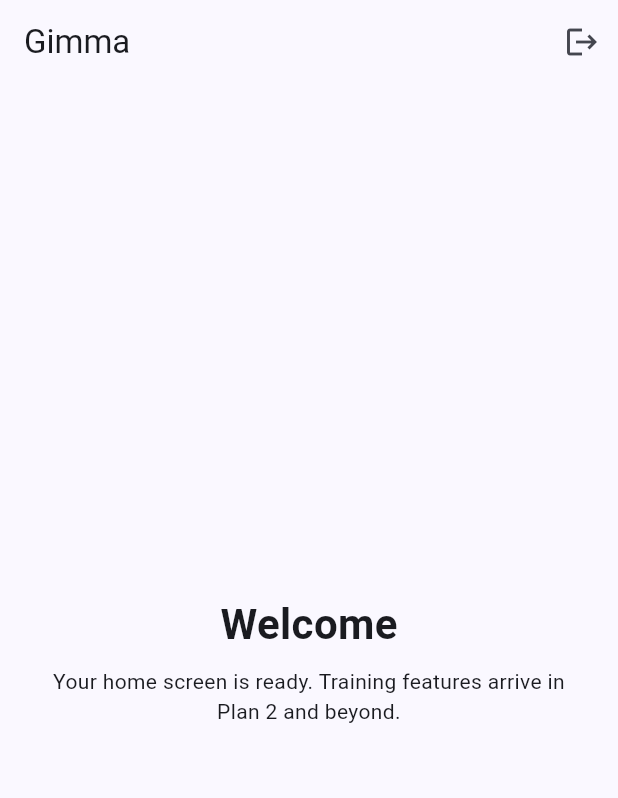
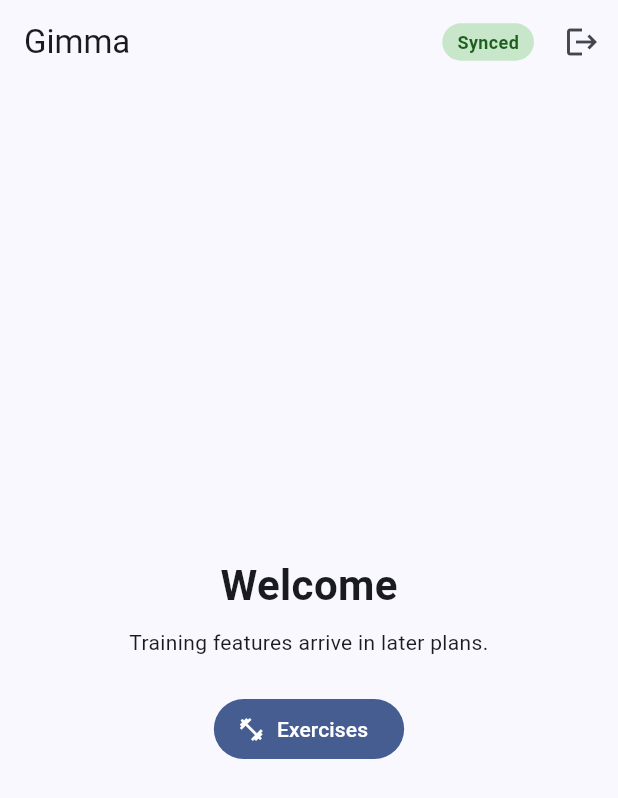
Before and after one commit to Isaiasulevich/gimma-app, a Flutter app: the screen it shows once a user with an empty profile is signed in, on a phone screen of 412 x 824 dp. Shown: the top 798 px of the screen. Run offline on Flutter 3.47's test engine with Material 3 defaults, Android fonts, the phone set to English and light mode, and no system bars; our stand-ins replace connectivity_plus, drift, drift_flutter, flutter_dotenv, flutter_image_compress, flutter_riverpod and 3 more; accounts and stored records are empty; generated files the repository leaves out were written again.

Commit message:
feat(sync): SyncStatusPill in home + exercise list; link home to exercises

```diff
--- a/apps/mobile/lib/features/exercises/presentation/exercise_list_screen.dart
+++ b/apps/mobile/lib/features/exercises/presentation/exercise_list_screen.dart
@@ -6,6 +6,7 @@ import '../../../core/db/app_database.dart';
 import '../../../core/db/database_provider.dart';
 import '../data/exercise_repository.dart';
 import 'widgets/exercise_tile.dart';
+import 'widgets/sync_status_pill.dart';
 
 final exerciseRepositoryProvider = Provider<ExerciseRepository>((ref) {
   final db = ref.watch(appDatabaseProvider);
@@ -33,6 +34,7 @@ class _ExerciseListScreenState extends ConsumerState<ExerciseListScreen> {
       appBar: AppBar(
         title: const Text('Exercises'),
         actions: [
+          const Padding(padding: EdgeInsets.all(8), child: SyncStatusPill()),
           IconButton(
             icon: const Icon(Icons.add),
             onPressed: () => context.push('/exercises/new'),
--- /dev/null
+++ b/apps/mobile/lib/features/exercises/presentation/widgets/sync_status_pill.dart
@@ -0,0 +1,41 @@
+import 'package:flutter/material.dart';
+import 'package:flutter_riverpod/flutter_riverpod.dart';
+
+import '../../../../core/sync/supabase_sync_remote.dart';
+import '../../../../core/sync/sync_status.dart';
+
+final _syncStateProvider = StreamProvider<SyncState>((ref) {
+  final engine = ref.watch(syncEngineProvider);
+  return engine.state;
+});
+
+class SyncStatusPill extends ConsumerWidget {
+  const SyncStatusPill({super.key});
+
+  @override
+  Widget build(BuildContext context, WidgetRef ref) {
+    final async = ref.watch(_syncStateProvider);
+    final state = async.value ?? SyncState.idle;
+    final (bg, fg, label) = switch (state.phase) {
+      SyncPhase.idle when state.pendingCount == 0 =>
+        (Colors.green.shade100, Colors.green.shade900, 'Synced'),
+      SyncPhase.syncing =>
+        (Colors.blue.shade100, Colors.blue.shade900, 'Syncing ${state.pendingCount}'),
+      SyncPhase.offline => (Colors.grey.shade300, Colors.grey.shade800, 'Offline'),
+      SyncPhase.error =>
+        (Colors.orange.shade100, Colors.orange.shade900, '${state.pendingCount} pending'),
+      _ => (Colors.grey.shade200, Colors.grey.shade800, 'Syncing'),
+    };
+    return Container(
+      padding: const EdgeInsets.symmetric(horizontal: 10, vertical: 4),
+      decoration: BoxDecoration(
+        color: bg,
+        borderRadius: BorderRadius.circular(20),
+      ),
+      child: Text(
+        label,
+        style: TextStyle(color: fg, fontSize: 12, fontWeight: FontWeight.w600),
+      ),
+    );
+  }
+}
--- a/apps/mobile/lib/features/home/presentation/home_screen.dart
+++ b/apps/mobile/lib/features/home/presentation/home_screen.dart
@@ -1,7 +1,9 @@
 import 'package:flutter/material.dart';
 import 'package:flutter_riverpod/flutter_riverpod.dart';
+import 'package:go_router/go_router.dart';
 
 import '../../auth/presentation/auth_controller.dart';
+import '../../exercises/presentation/widgets/sync_status_pill.dart';
 
 class HomeScreen extends ConsumerWidget {
   const HomeScreen({super.key});
@@ -12,6 +14,7 @@ class HomeScreen extends ConsumerWidget {
       appBar: AppBar(
         title: const Text('Gimma'),
         actions: [
+          const Padding(padding: EdgeInsets.all(8), child: SyncStatusPill()),
           IconButton(
             tooltip: 'Sign out',
             icon: const Icon(Icons.logout),
@@ -19,17 +22,26 @@ class HomeScreen extends ConsumerWidget {
           ),
         ],
       ),
-      body: const Center(
+      body: Center(
         child: Padding(
-          padding: EdgeInsets.all(24),
+          padding: const EdgeInsets.all(24),
           child: Column(
             mainAxisSize: MainAxisSize.min,
             children: [
-              Text('Welcome', style: TextStyle(fontSize: 28, fontWeight: FontWeight.w700)),
-              SizedBox(height: 8),
-              Text(
-                'Your home screen is ready. Training features arrive in Plan 2 and beyond.',
+              const Text(
+                'Welcome',
+                style: TextStyle(fontSize: 28, fontWeight: FontWeight.w700),
+              ),
+              const SizedBox(height: 8),
+              const Text(
+                'Training features arrive in later plans.',
                 textAlign: TextAlign.center,
+              ),
+              const SizedBox(height: 24),
+              FilledButton.icon(
+                icon: const Icon(Icons.fitness_center),
+                label: const Text('Exercises'),
+                onPressed: () => context.push('/exercises'),
               ),
             ],
           ),
```
Also changed, not shown: 1 other file.
